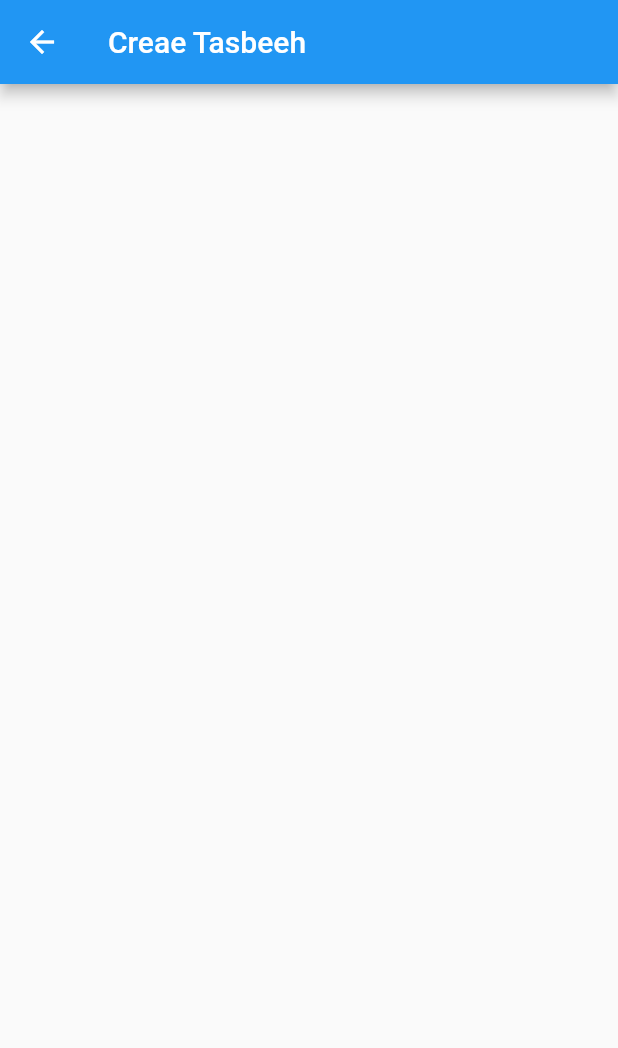
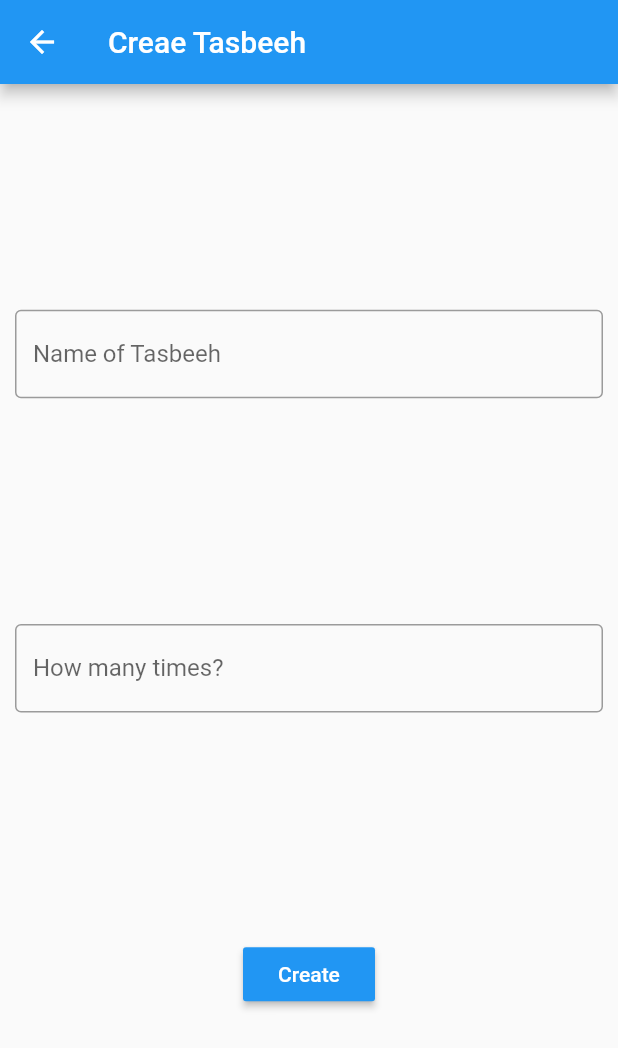
Before and after one commit to suleman24/Mobile-Apps, a Flutter app: the create screen opened directly, on a phone screen of 412 x 824 dp. Shown: the top 1048 px of the screen. Run offline on Flutter 3.47's test engine with Material 2 defaults, Android fonts, the phone set to English and light mode, and no system bars; our stand-ins replace font_awesome_flutter, rflutter_alert; missing offline and left inert: splash_screen_view.

Commit message:
Create Tasbeeh Page design

```diff
--- a/Tasbeeh App (Mid)/tasbeeh/lib/create.dart
+++ b/Tasbeeh App (Mid)/tasbeeh/lib/create.dart
@@ -22,7 +22,56 @@ class _createState extends State<create> {
       body: SafeArea(
         child: Padding(
           padding: EdgeInsets.symmetric(horizontal: 10.0),
+          child: Column(
+            mainAxisAlignment: MainAxisAlignment.spaceEvenly,
+            children: [
 
+                  TextField(
+                    controller: tname,
+                    decoration: InputDecoration(
+                        border: OutlineInputBorder(
+                          borderSide: const BorderSide(
+                            width: 3,
+                            color: Colors.blue
+                          )
+                        ),
+                        labelText: "Name of Tasbeeh"
+                    ),
+                  ),
+
+
+
+                    TextField(
+                      controller: tcount,
+                      decoration: InputDecoration(
+                          border: OutlineInputBorder(
+                              borderSide: const BorderSide(
+                                  width: 3,
+                                  color: Colors.blue
+                              )
+                          ),
+                          labelText: "How many times?"
+
+                      ),
+                    ),
+
+
+                   RaisedButton(
+                       textColor: Colors.white,
+                       color: Colors.blue,
+                       child: Text('Create'),
+                       onPressed:(){
+                         setState(() {
+                           name=tname;
+                           count=tcount;
+                         });
+                       }
+                   )
+
+
+
+            ],
+          ),
         ),
       ),
     );
```
